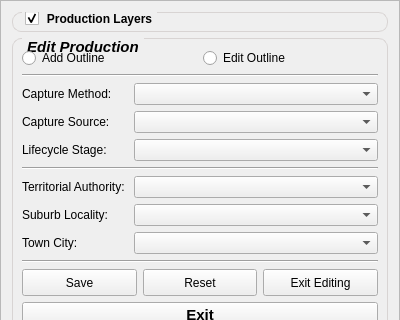
Qt form buildings/gui/production_edits.ui (linz/nz-buildings) before a commit; both pictures show x 0 to 400 and y 0 to 320 of the 400 by 1010 pixel window.
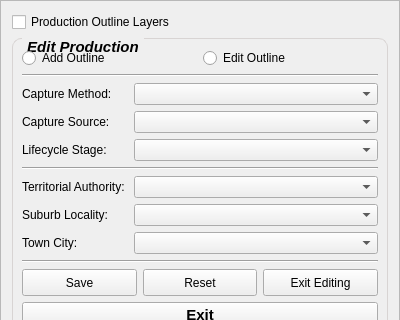
The same form after that commit.

Commit message: Add checkboxes to turn off outlines

Diff of the .ui file:
```diff
--- a/buildings/gui/production_edits.ui
+++ b/buildings/gui/production_edits.ui
@@ -33,33 +33,10 @@
   </property>
   <layout class="QVBoxLayout" name="verticalLayout">
    <item>
-    <widget class="QGroupBox" name="grpb_production">
-     <property name="font">
-      <font>
-       <weight>75</weight>
-       <bold>true</bold>
-      </font>
+    <widget class="QCheckBox" name="cb_production">
+     <property name="text">
+      <string>Production Outline Layers</string>
      </property>
-     <property name="styleSheet">
-      <string notr="true">QGroupBox {
-    border: 1px solid #D8D4D3;
-    border-radius: 9px;
-    margin-top: 0.5em;
-}
-
-QGroupBox::title {
-    subcontrol-origin: margin;
-    left: 10px;
-    padding: 0 3px 0 3px;
-}</string>
-     </property>
-     <property name="title">
-      <string>Production Layers</string>
-     </property>
-     <property name="checkable">
-      <bool>true</bool>
-     </property>
-     <layout class="QGridLayout" name="gridLayout"/>
     </widget>
    </item>
    <item>
```
The commit also changes 3 other files.
